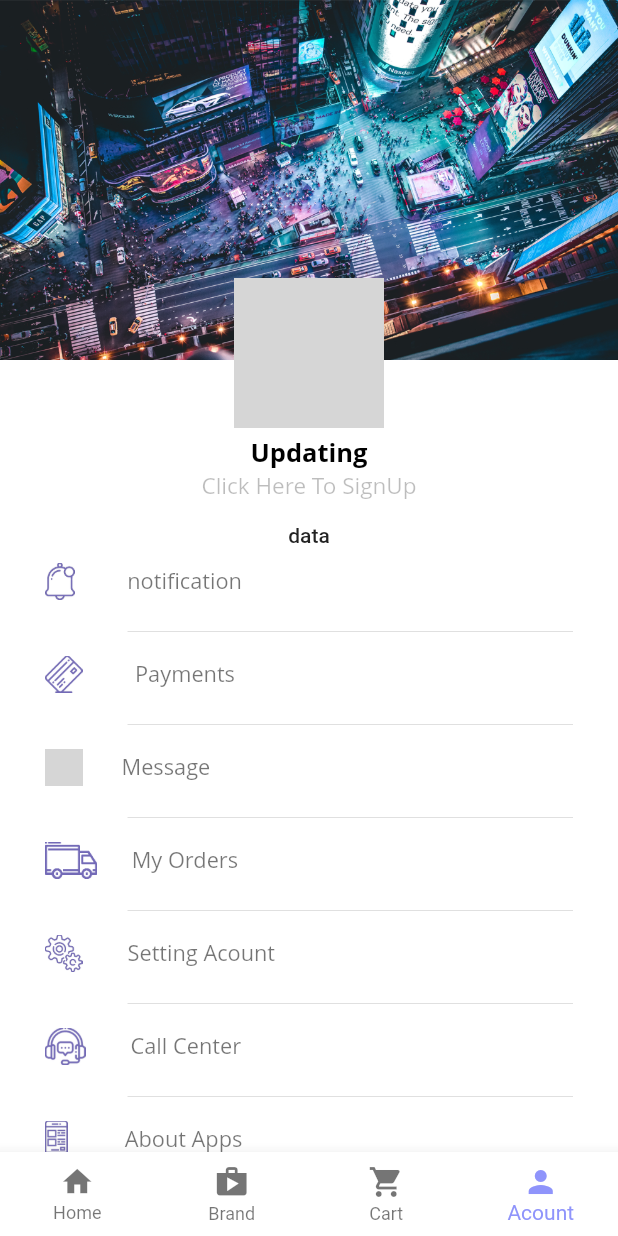
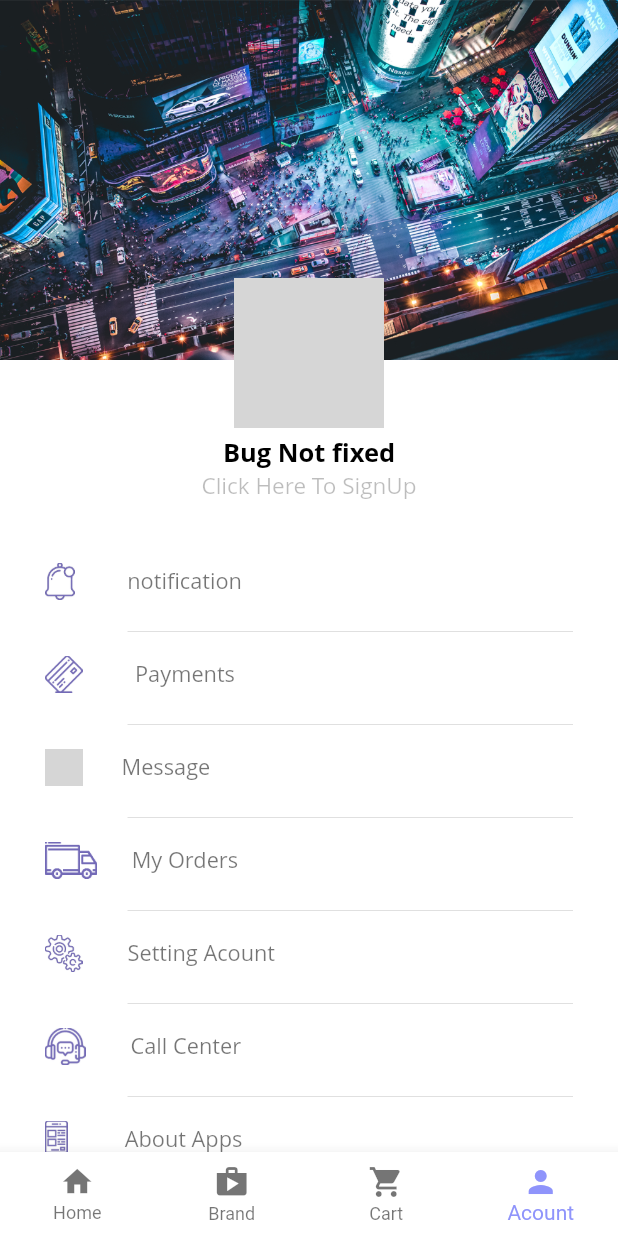
Before and after one commit to codingstark-dev/flutter-eCommerce, a Flutter app: the screen it shows once a user with an empty profile is signed in, item 4 of the bottom bar chosen, on a phone screen of 412 x 824 dp. Run offline on Flutter 3.47's test engine with Material 2 defaults, Android fonts, the phone set to English and light mode, and no system bars; our stand-ins replace cloud_firestore, firebase_auth, flutter_rating, flutter_slidable, fluttertoast, google_sign_in and 2 more; missing offline and left inert: flutter_facebook_login; accounts and stored records are empty; network calls fail; statements that could not run were skipped; grey boxes are pictures that could not be loaded.

Commit message:
small changes

```diff
--- a/lib/UI/AcountUIComponent/Profile.dart
+++ b/lib/UI/AcountUIComponent/Profile.dart
@@ -122,11 +122,11 @@ class _profilState extends State<profil> {
                   ),
                 ),
               ),
-              FlatButton(
-                child: Text("data"),
-                onPressed: () {
-                },
-              )
+              // FlatButton(
+              //   child: Text("data"),
+              //   onPressed: () {
+              //   },
+              // )
             ],
           ),
           Container(),
@@ -333,7 +333,7 @@ class _profilState extends State<profil> {
       return Text(
           (email == null)
               ? "Guest person"
-              : (email != null) ? "Updating" : "Something Wents Wrong",
+              : (email != null) ? "Bug Not fixed" : "Something Wents Wrong",
           style: _txtName);
     }
   }
--- a/lib/screens/authentication/register.dart
+++ b/lib/screens/authentication/register.dart
@@ -9,6 +9,7 @@ class Register extends StatefulWidget {
   @override
   _RegisterState createState() => _RegisterState();
 }
+
 
 class _RegisterState extends State<Register> {
   String email = "";
```
